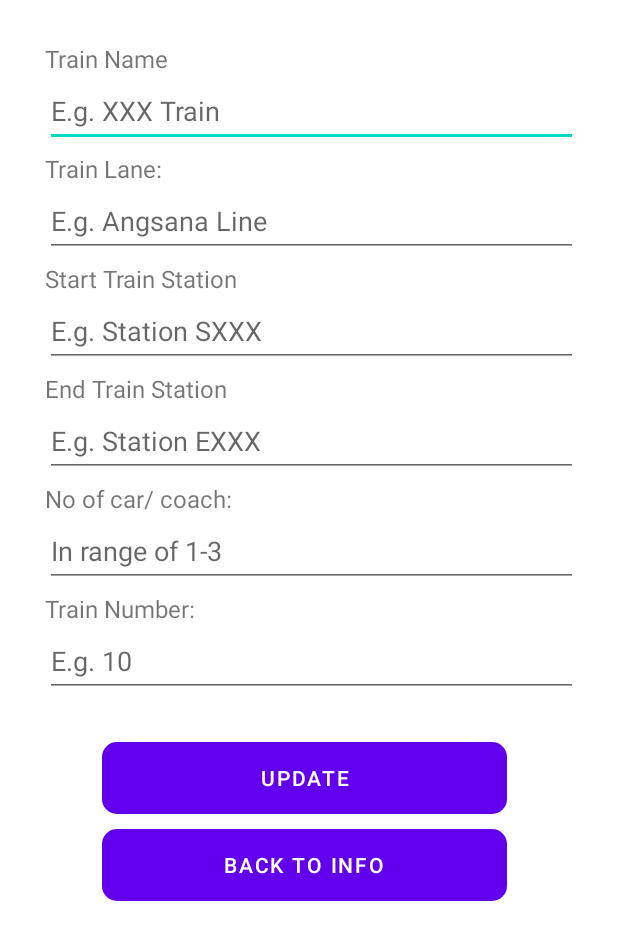
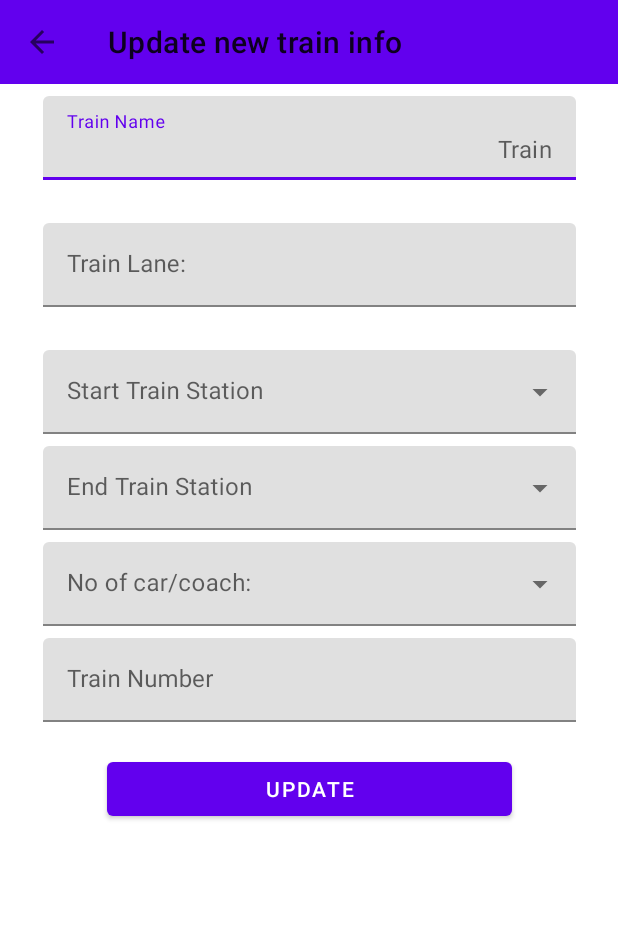
Before and after one commit to DanTheT/RailwayReservation, an Android app: the layout fragment_update_train_info.xml on its own in the app's theme, with its tools: preview values and no code run, on a phone screen of 412 x 824 dp. Shown: the top 940 px of the screen. Run offline under Robolectric (Android 15) with nearby library versions, the phone set to English and light mode, and no system bars.

Commit message:
Committed new adjustments

```diff
--- a/app/src/main/java/com/example/railwayreservation/admin/trainInfo/infoManage/TrainInfoManageFragment.kt
+++ b/app/src/main/java/com/example/railwayreservation/admin/trainInfo/infoManage/TrainInfoManageFragment.kt
@@ -5,11 +5,9 @@ import androidx.fragment.app.Fragment
 import android.view.LayoutInflater
 import android.view.View
 import android.view.ViewGroup
-import com.example.railwayreservation.R
 import com.example.railwayreservation.admin.NavigationFrag
 import com.example.railwayreservation.admin.trainInfo.addTrain.AddTrainInfoFragment
 import com.example.railwayreservation.admin.trainInfo.deleteTrain.DeleteTrainInfoFragment
-import com.example.railwayreservation.admin.trainInfo.updateTrain.UpdateTrainInfoFragment
 import com.example.railwayreservation.databinding.FragmentTrainInfoManageBinding
 
 
@@ -34,10 +32,12 @@ class TrainInfoManageFragment : Fragment() {
             toAddPage.navFrag(AddTrainInfoFragment(), false)
         }
 
-        binding.updateBtn.setOnClickListener {
+        /*binding.updateBtn.setOnClickListener {
             val toUpdatePage = activity as NavigationFrag
             toUpdatePage.navFrag(UpdateTrainInfoFragment(), addToStack = false)
         }
+
+         */
 
         binding.deleteBtn.setOnClickListener {
             val toDeletePage = activity as NavigationFrag
--- a/app/src/main/java/com/example/railwayreservation/passengerTrain/trainSchedule/TrainScheduleFragment.kt
+++ b/app/src/main/java/com/example/railwayreservation/passengerTrain/trainSchedule/TrainScheduleFragment.kt
@@ -28,7 +28,7 @@ class TrainScheduleFragment : Fragment(), PassengerScheduleAdapter.OnItemClick {
 
     override fun onCreate(savedInstanceState: Bundle?) {
         super.onCreate(savedInstanceState)
-        recipient = arguments!!.getString("recipient")
+        recipient = requireArguments().getString("recipient")
     }
 
     override fun onCreateView(
--- a/app/src/main/res/layout/fragment_update_train_info.xml
+++ b/app/src/main/res/layout/fragment_update_train_info.xml
@@ -1,164 +1,154 @@
 <?xml version="1.0" encoding="utf-8"?>
 <androidx.constraintlayout.widget.ConstraintLayout xmlns:android="http://schemas.android.com/apk/res/android"
     xmlns:tools="http://schemas.android.com/tools"
+    xmlns:app="http://schemas.android.com/apk/res-auto"
+    android:id="@+id/frameLayout2"
     android:layout_width="match_parent"
     android:layout_height="match_parent"
-    xmlns:app="http://schemas.android.com/apk/res-auto"
     tools:context=".admin.trainInfo.updateTrain.UpdateTrainInfoFragment">
 
+    <androidx.coordinatorlayout.widget.CoordinatorLayout
+        android:id="@+id/topBarLayout"
+        android:layout_width="match_parent"
+        android:layout_height="wrap_content"
+        app:layout_constraintTop_toTopOf="parent">
+
+        <com.google.android.material.appbar.AppBarLayout
+            android:layout_width="match_parent"
+            android:layout_height="wrap_content">
+
+            <com.google.android.material.appbar.MaterialToolbar
+                android:id="@+id/updateTrainInfoMain_topAppBar"
+                android:layout_width="match_parent"
+                android:layout_height="?attr/actionBarSize"
+                app:layout_scrollFlags="scroll|enterAlways|snap"
+                app:navigationIcon="@drawable/ic_arrow_back_24"
+                app:title="Update new train info" />
+
+        </com.google.android.material.appbar.AppBarLayout>
+
+    </androidx.coordinatorlayout.widget.CoordinatorLayout>
+
+    <com.google.android.material.textfield.TextInputLayout
+        android:id="@+id/editTrainNameLayout"
+        android:layout_width="355dp"
+        android:layout_height="wrap_content"
+        android:layout_marginTop="8dp"
+        android:hint="@string/train_name_text"
+        app:errorEnabled="true"
+        app:layout_constraintEnd_toEndOf="parent"
+        app:layout_constraintStart_toStartOf="parent"
+        app:layout_constraintTop_toBottomOf="@+id/topBarLayout"
+        app:suffixText="@string/addSuffixTrainTxt">
+
+        <com.google.android.material.textfield.TextInputEditText
+            android:id="@+id/textFieldEditTrainName"
+            android:layout_width="match_parent"
+            android:layout_height="wrap_content"
+            android:minHeight="48dp" />
+    </com.google.android.material.textfield.TextInputLayout>
+
+    <com.google.android.material.textfield.TextInputLayout
+        android:id="@+id/editTrainLineLayout"
+        android:layout_width="355dp"
+        android:layout_height="wrap_content"
+        android:layout_marginTop="8dp"
+        android:hint="@string/lane_text"
+        app:errorEnabled="true"
+        app:layout_constraintEnd_toEndOf="parent"
+        app:layout_constraintStart_toStartOf="parent"
+        app:layout_constraintTop_toBottomOf="@+id/editTrainNameLayout">
+
+        <com.google.android.material.textfield.TextInputEditText
+            android:id="@+id/textFieldEditTrainLine"
+            android:layout_width="match_parent"
+            android:layout_height="wrap_content"
+            android:minHeight="48dp" />
+    </com.google.android.material.textfield.TextInputLayout>
+
+    <com.google.android.material.textfield.TextInputLayout
+        android:id="@+id/editStartStationLayout"
+        style="@style/Widget.MaterialComponents.TextInputLayout.FilledBox.ExposedDropdownMenu"
+        android:layout_width="355dp"
+        android:layout_height="wrap_content"
+        android:layout_marginTop="8dp"
+        android:hint="@string/stationStart_text"
+        app:layout_constraintEnd_toEndOf="parent"
+        app:layout_constraintStart_toStartOf="parent"
+        app:layout_constraintTop_toBottomOf="@+id/editTrainLineLayout">
+
+        <AutoCompleteTextView
+            android:id="@+id/textFieldEditStartStation"
+            android:layout_width="match_parent"
+            android:layout_height="match_parent"
+            android:inputType="none"
+            android:minHeight="48dp" />
+    </com.google.android.material.textfield.TextInputLayout>
+
+    <com.google.android.material.textfield.TextInputLayout
+        android:id="@+id/endStationLayout"
+        style="@style/Widget.MaterialComponents.TextInputLayout.FilledBox.ExposedDropdownMenu"
+        android:layout_width="355dp"
+        android:layout_height="wrap_content"
+        android:layout_marginTop="8dp"
+        android:hint="@string/stationEnd_text"
+        app:layout_constraintEnd_toEndOf="parent"
+        app:layout_constraintStart_toStartOf="parent"
+        app:layout_constraintTop_toBottomOf="@+id/editStartStationLayout">
+
+        <AutoCompleteTextView
+            android:id="@+id/textFieldEditEndStation"
+            android:layout_width="match_parent"
+            android:layout_height="wrap_content"
+            android:inputType="none"
+            android:minHeight="48dp" />
+    </com.google.android.material.textfield.TextInputLayout>
+
+    <com.google.android.material.textfield.TextInputLayout
+        android:id="@+id/editNumberCoachLayout"
+        style="@style/Widget.MaterialComponents.TextInputLayout.FilledBox.ExposedDropdownMenu"
+        android:layout_width="355dp"
+        android:layout_height="wrap_content"
+        android:layout_marginTop="8dp"
+        android:hint="@string/numOfCoachText"
+        app:layout_constraintEnd_toEndOf="parent"
+        app:layout_constraintStart_toStartOf="parent"
+        app:layout_constraintTop_toBottomOf="@+id/endStationLayout">
+
+        <AutoCompleteTextView
+            android:id="@+id/textFieldEditNumberCoach"
+            android:layout_width="match_parent"
+            android:layout_height="wrap_content"
+            android:inputType="none"
+            android:minHeight="48dp" />
+    </com.google.android.material.textfield.TextInputLayout>
+
+    <com.google.android.material.textfield.TextInputLayout
+        android:id="@+id/editTrainNumberLayout"
+        android:layout_width="355dp"
+        android:layout_height="wrap_content"
+        android:layout_marginTop="8dp"
+        android:hint="@string/addTrainNoText"
+        app:errorEnabled="true"
+        app:layout_constraintEnd_toEndOf="parent"
+        app:layout_constraintStart_toStartOf="parent"
+        app:layout_constraintTop_toBottomOf="@+id/editNumberCoachLayout">
+
+        <com.google.android.material.textfield.TextInputEditText
+            android:id="@+id/textFieldEditTrainNumber"
+            android:layout_width="match_parent"
+            android:layout_height="wrap_content"
+            android:inputType="number"
+            android:minHeight="48dp" />
+    </com.google.android.material.textfield.TextInputLayout>
+
     <Button
-        android:id="@+id/back_page_btn"
+        android:id="@+id/updateNewTrainInfoBtn"
         android:layout_width="270dp"
         android:layout_height="wrap_content"
-        android:layout_marginStart="68dp"
-        android:layout_marginTop="10dp"
-        android:text="@string/back_info_btn"
-        android:background="@drawable/rounded_corner"
-        android:textColor="@color/white"
+        android:minHeight="48dp"
+        android:text="Update"
+        app:layout_constraintEnd_toEndOf="parent"
         app:layout_constraintStart_toStartOf="parent"
-        app:layout_constraintTop_toBottomOf="@+id/update_info_btn" />
-
-    <TextView
-        android:id="@+id/textView2"
-        android:layout_width="wrap_content"
-        android:layout_height="wrap_content"
-        android:text="@string/train_name_text"
-        android:textSize="16sp"
-        app:layout_constraintBottom_toTopOf="@+id/updateTrainTypeTxt"
-        app:layout_constraintStart_toStartOf="@+id/updateTrainTypeTxt" />
-
-    <TextView
-        android:id="@+id/textView17"
-        android:layout_width="wrap_content"
-        android:layout_height="wrap_content"
-        android:text="@string/lane_text"
-        android:textSize="16sp"
-        app:layout_constraintBottom_toTopOf="@+id/updateTrainLaneTxt"
-        app:layout_constraintStart_toStartOf="@+id/updateTrainLaneTxt" />
-
-    <TextView
-        android:id="@+id/textView18"
-        android:layout_width="wrap_content"
-        android:layout_height="wrap_content"
-        android:text="@string/stationStart_text"
-        android:textSize="16sp"
-        app:layout_constraintBottom_toTopOf="@+id/updateStartStationTxt"
-        app:layout_constraintStart_toStartOf="@+id/updateStartStationTxt" />
-
-    <TextView
-        android:id="@+id/textView19"
-        android:layout_width="wrap_content"
-        android:layout_height="wrap_content"
-        android:text="@string/stationEnd_text"
-        android:textSize="16sp"
-        app:layout_constraintBottom_toTopOf="@+id/updateEndStationTxt"
-        app:layout_constraintStart_toStartOf="@+id/updateEndStationTxt" />
-
-    <Button
-        android:id="@+id/update_info_btn"
-        android:layout_width="270dp"
-        android:layout_height="wrap_content"
-        android:layout_marginStart="68dp"
-        android:layout_marginTop="30dp"
-        android:text="@string/update_info_btn"
-        android:background="@drawable/rounded_corner"
-        android:textColor="@color/white"
-        app:layout_constraintStart_toStartOf="parent"
-        app:layout_constraintTop_toBottomOf="@+id/updateTrainNumber" />
-
-    <EditText
-        android:id="@+id/updateTrainTypeTxt"
-        android:layout_width="355dp"
-        android:layout_height="wrap_content"
-        android:layout_marginStart="30dp"
-        android:layout_marginTop="50dp"
-        android:ems="10"
-        android:hint="@string/add_type_hint"
-        android:inputType="textPersonName"
-        android:minHeight="48dp"
-        app:layout_constraintStart_toStartOf="parent"
-        app:layout_constraintTop_toTopOf="parent" />
-
-    <EditText
-        android:id="@+id/updateTrainLaneTxt"
-        android:layout_width="355dp"
-        android:layout_height="wrap_content"
-        android:layout_marginStart="30dp"
-        android:layout_marginTop="25dp"
-        android:ems="10"
-        android:hint="@string/add_lane_hint"
-        android:inputType="textPersonName"
-        android:minHeight="48dp"
-        app:layout_constraintStart_toStartOf="parent"
-        app:layout_constraintTop_toBottomOf="@+id/updateTrainTypeTxt" />
-
-    <EditText
-        android:id="@+id/updateStartStationTxt"
-        android:layout_width="355dp"
-        android:layout_height="wrap_content"
-        android:layout_marginStart="30dp"
-        android:layout_marginTop="25dp"
-        android:ems="10"
-        android:hint="@string/add_stationStart_hint"
-        android:inputType="textPersonName"
-        android:minHeight="48dp"
-        app:layout_constraintStart_toStartOf="parent"
-        app:layout_constraintTop_toBottomOf="@+id/updateTrainLaneTxt" />
-
-    <EditText
-        android:id="@+id/updateEndStationTxt"
-        android:layout_width="355dp"
-        android:layout_height="wrap_content"
-        android:layout_marginStart="30dp"
-        android:layout_marginTop="25dp"
-        android:ems="10"
-        android:hint="@string/add_stationEnd_hint"
-        android:inputType="textPersonName"
-        android:minHeight="48dp"
-        app:layout_constraintStart_toStartOf="parent"
-        app:layout_constraintTop_toBottomOf="@+id/updateStartStationTxt" />
-
-    <TextView
-        android:id="@+id/textView41"
-        android:layout_width="wrap_content"
-        android:layout_height="wrap_content"
-        android:text="No of car/ coach:"
-        android:textSize="16sp"
-        app:layout_constraintBottom_toTopOf="@+id/updateTrainCoachNo"
-        app:layout_constraintStart_toStartOf="@+id/updateTrainCoachNo" />
-
-    <TextView
-        android:id="@+id/textView42"
-        android:layout_width="wrap_content"
-        android:layout_height="wrap_content"
-        android:text="Train Number:"
-        android:textSize="16sp"
-        app:layout_constraintBottom_toTopOf="@+id/updateTrainNumber"
-        app:layout_constraintStart_toStartOf="@+id/updateTrainNumber" />
-
-    <EditText
-        android:id="@+id/updateTrainNumber"
-        android:layout_width="355dp"
-        android:layout_height="wrap_content"
-        android:layout_marginStart="30dp"
-        android:layout_marginTop="25dp"
-        android:ems="10"
-        android:hint="E.g. 10"
-        android:inputType="number"
-        android:minHeight="48dp"
-        app:layout_constraintStart_toStartOf="parent"
-        app:layout_constraintTop_toBottomOf="@+id/updateTrainCoachNo" />
-
-    <EditText
-        android:id="@+id/updateTrainCoachNo"
-        android:layout_width="355dp"
-        android:layout_height="wrap_content"
-        android:layout_marginStart="30dp"
-        android:layout_marginTop="25dp"
-        android:ems="10"
-        android:hint="In range of 1-3"
-        android:inputType="number"
-        android:minHeight="48dp"
-        app:layout_constraintStart_toStartOf="parent"
-        app:layout_constraintTop_toBottomOf="@+id/updateEndStationTxt" />
+        app:layout_constraintTop_toBottomOf="@+id/editTrainNumberLayout" />
 </androidx.constraintlayout.widget.ConstraintLayout>
```
Also changed, not shown: app/src/main/java/com/example/railwayreservation/admin/trainInfo/checkTrain/BottomSheetFragment.kt (added, +45 -0 lines), app/src/main/java/com/example/railwayreservation/admin/trainInfo/checkTrain/OverallTrainInfoFragment.kt (+4 -14 lines), app/src/main/java/com/example/railwayreservation/admin/trainInfo/updateTrain/UpdateTrainInfoFragment.kt (+14 -43 lines), app/src/main/res/layout/fragment_bottom_sheet.xml (added, +100 -0 lines), app/src/main/res/layout/fragment_btm_sheet.xml (deleted, +0 -41 lines), app/src/main/res/navigation/admin_nav_graph.xml (+27 -0 lines).
